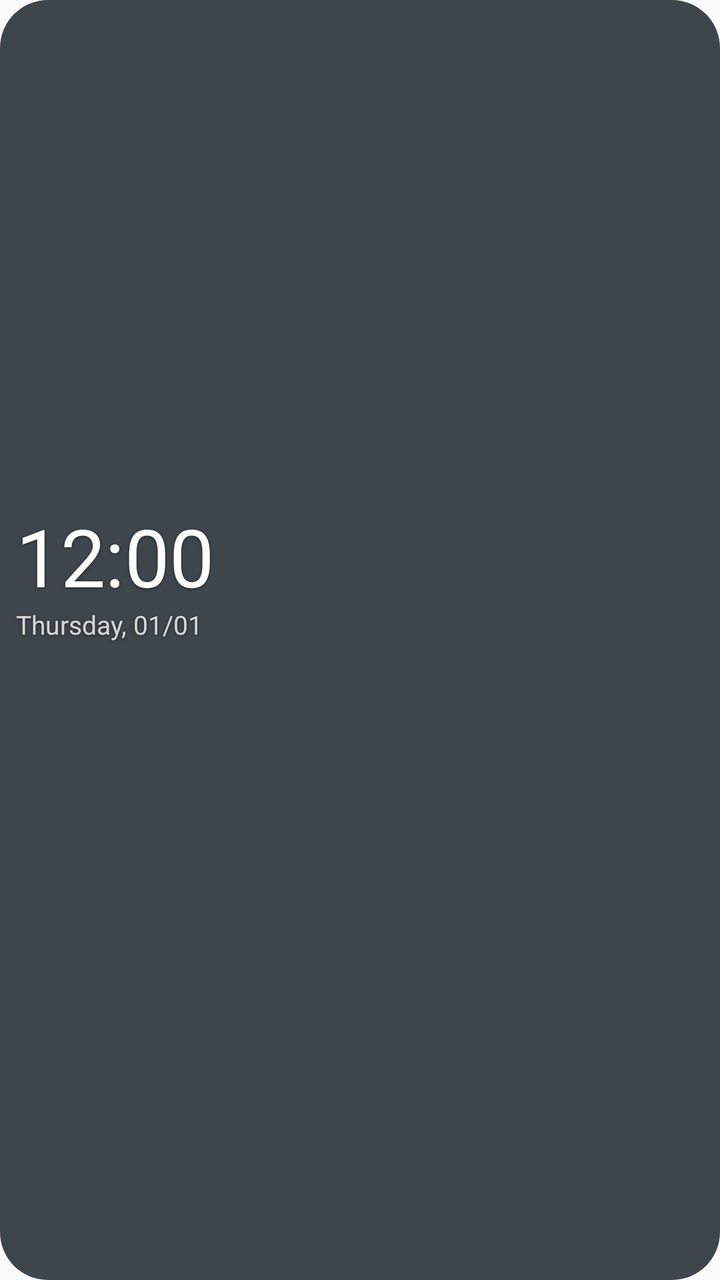
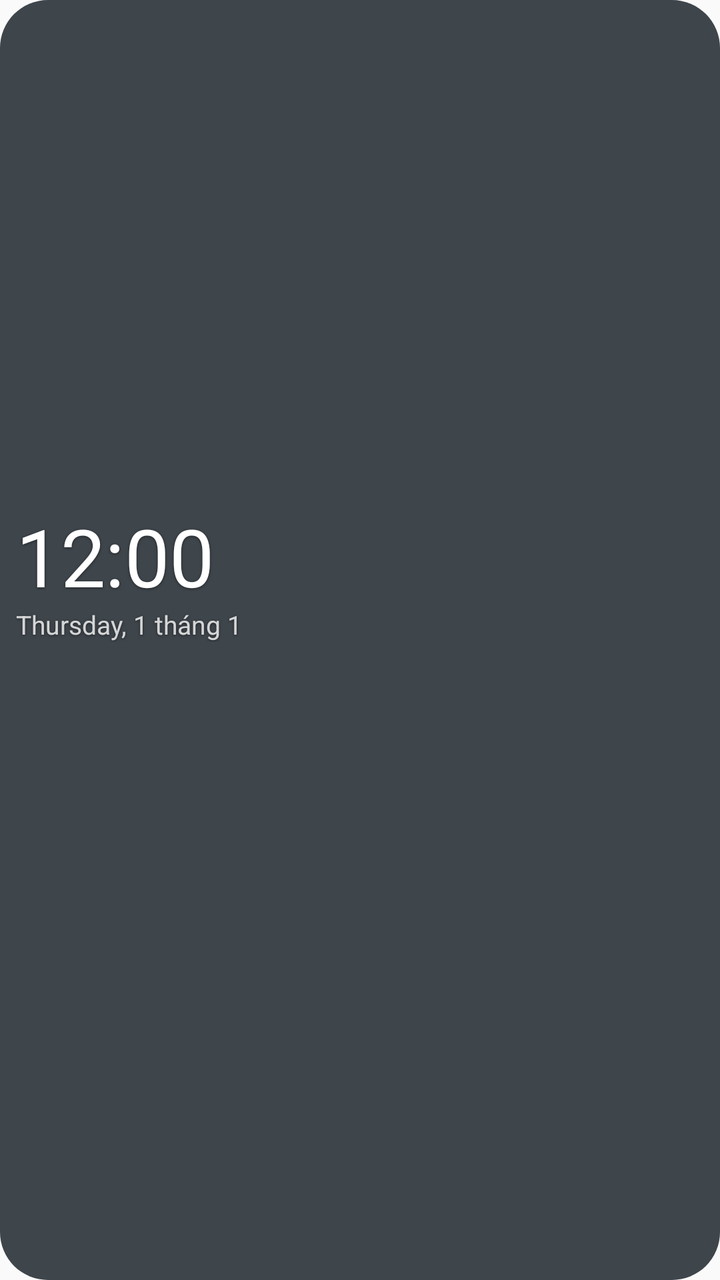

Screens rendered from an Android XML layout before and after an edit, with the pre-edit source and the edit as a unified diff.
<!-- AndroidManifest.xml: application theme Theme.WidgetPremium -->
<!-- res/layout/widget_week.xml -->
<?xml version="1.0" encoding="utf-8"?>
<FrameLayout xmlns:android="http://schemas.android.com/apk/res/android"
    android:id="@+id/week_root"
    android:layout_width="match_parent"
    android:layout_height="match_parent">

    <ImageView
        android:id="@+id/week_bg"
        android:layout_width="match_parent"
        android:layout_height="match_parent"
        android:importantForAccessibility="no"
        android:scaleType="fitXY"
        android:src="@drawable/widget_bg" />

    <LinearLayout
        android:layout_width="match_parent"
        android:layout_height="match_parent"
        android:orientation="vertical"
        android:padding="8dp">

        <LinearLayout
            android:layout_width="match_parent"
            android:layout_height="0dp"
            android:layout_weight="1"
            android:gravity="center_vertical"
            android:orientation="horizontal">

            <LinearLayout
                android:layout_width="0dp"
                android:layout_height="wrap_content"
                android:layout_weight="1"
                android:orientation="vertical">
                <TextClock
                    android:id="@+id/week_time"
                    android:layout_width="wrap_content"
                    android:layout_height="wrap_content"
                    android:format12Hour="h:mm"
                    android:format24Hour="HH:mm"
                    android:includeFontPadding="false"
                    android:shadowColor="#80000000"
        android:shadowDx="0"
        android:shadowDy="1"
        android:shadowRadius="3"
        android:textColor="#FFFFFFFF"
                    android:textSize="40sp" />
                <TextClock
                    android:id="@+id/week_date"
                    android:layout_width="wrap_content"
                    android:layout_height="wrap_content"
                    android:format12Hour="EEEE, dd/MM"
                    android:format24Hour="EEEE, dd/MM"
                    android:maxLines="1"
                    android:shadowColor="#80000000"
        android:shadowDx="0"
        android:shadowDy="1"
        android:shadowRadius="3"
        android:textColor="#CCFFFFFF"
                    android:textSize="13sp" />
                <TextView
                    android:id="@+id/week_lunar"
                    android:layout_width="wrap_content"
                    android:layout_height="wrap_content"
                    android:maxLines="1"
                    android:shadowColor="#80000000"
        android:shadowDx="0"
        android:shadowDy="1"
        android:shadowRadius="3"
        android:textColor="#B3FFFFFF"
                    android:textSize="12sp" />
            </LinearLayout>

            <LinearLayout
                android:layout_width="wrap_content"
                android:layout_height="wrap_content"
                android:gravity="end"
                android:orientation="vertical">
                <TextView
                    android:id="@+id/week_temp"
                    android:layout_width="wrap_content"
                    android:layout_height="wrap_content"
                    android:includeFontPadding="false"
                    android:shadowColor="#80000000"
        android:shadowDx="0"
        android:shadowDy="1"
        android:shadowRadius="3"
        android:textColor="#FFFFFFFF"
                    android:textSize="32sp" />
                <TextView
                    android:id="@+id/week_cond"
                    android:layout_width="wrap_content"
                    android:layout_height="wrap_content"
                    android:maxLines="1"
                    android:shadowColor="#80000000"
        android:shadowDx="0"
        android:shadowDy="1"
        android:shadowRadius="3"
        android:textColor="#CCFFFFFF"
                    android:textSize="13sp" />
                <TextView
                    android:id="@+id/week_range"
                    android:layout_width="wrap_content"
                    android:layout_height="wrap_content"
                    android:maxLines="1"
                    android:shadowColor="#80000000"
        android:shadowDx="0"
        android:shadowDy="1"
        android:shadowRadius="3"
        android:textColor="#B3FFFFFF"
                    android:textSize="12sp" />
            </LinearLayout>
        </LinearLayout>

        <LinearLayout
            android:layout_width="match_parent"
            android:layout_height="46dp"
            android:orientation="horizontal">
        <LinearLayout
            android:id="@+id/wk_cell0"
            android:layout_width="0dp"
            android:layout_height="match_parent"
            android:layout_weight="1"
            android:gravity="center"
            android:orientation="vertical">
            <TextView android:id="@+id/wk_name0" android:layout_width="wrap_content" android:layout_height="wrap_content"
                android:includeFontPadding="false" android:shadowColor="#80000000"
        android:shadowDx="0"
        android:shadowDy="1"
        android:shadowRadius="3"
        android:textColor="#CCFFFFFF" android:textSize="11sp" />
            <TextView android:id="@+id/wk_day0" android:layout_width="wrap_content" android:layout_height="wrap_content"
                android:includeFontPadding="false" android:shadowColor="#80000000"
        android:shadowDx="0"
        android:shadowDy="1"
        android:shadowRadius="3"
        android:textColor="#FFFFFFFF" android:textSize="16sp" android:textStyle="bold" />
            <TextView android:id="@+id/wk_lunar0" android:layout_width="wrap_content" android:layout_height="wrap_content"
                android:includeFontPadding="false" android:shadowColor="#80000000"
        android:shadowDx="0"
        android:shadowDy="1"
        android:shadowRadius="3"
        android:textColor="#B3FFFFFF" android:textSize="10sp" />
        </LinearLayout>
        <LinearLayout
            android:id="@+id/wk_cell1"
            android:layout_width="0dp"
            android:layout_height="match_parent"
            android:layout_weight="1"
            android:gravity="center"
            android:orientation="vertical">
            <TextView android:id="@+id/wk_name1" android:layout_width="wrap_content" android:layout_height="wrap_content"
                android:includeFontPadding="false" android:shadowColor="#80000000"
        android:shadowDx="0"
        android:shadowDy="1"
        android:shadowRadius="3"
        android:textColor="#CCFFFFFF" android:textSize="11sp" />
            <TextView android:id="@+id/wk_day1" android:layout_width="wrap_content" android:layout_height="wrap_content"
                android:includeFontPadding="false" android:shadowColor="#80000000"
        android:shadowDx="0"
        android:shadowDy="1"
        android:shadowRadius="3"
        android:textColor="#FFFFFFFF" android:textSize="16sp" android:textStyle="bold" />
            <TextView android:id="@+id/wk_lunar1" android:layout_width="wrap_content" android:layout_height="wrap_content"
                android:includeFontPadding="false" android:shadowColor="#80000000"
        android:shadowDx="0"
        android:shadowDy="1"
        android:shadowRadius="3"
        android:textColor="#B3FFFFFF" android:textSize="10sp" />
        </LinearLayout>
        <LinearLayout
            android:id="@+id/wk_cell2"
            android:layout_width="0dp"
            android:layout_height="match_parent"
            android:layout_weight="1"
            android:gravity="center"
            android:orientation="vertical">
            <TextView android:id="@+id/wk_name2" android:layout_width="wrap_content" android:layout_height="wrap_content"
                android:includeFontPadding="false" android:shadowColor="#80000000"
        android:shadowDx="0"
        android:shadowDy="1"
        android:shadowRadius="3"
        android:textColor="#CCFFFFFF" android:textSize="11sp" />
            <TextView android:id="@+id/wk_day2" android:layout_width="wrap_content" android:layout_height="wrap_content"
                android:includeFontPadding="false" android:shadowColor="#80000000"
        android:shadowDx="0"
        android:shadowDy="1"
        android:shadowRadius="3"
        android:textColor="#FFFFFFFF" android:textSize="16sp" android:textStyle="bold" />
            <TextView android:id="@+id/wk_lunar2" android:layout_width="wrap_content" android:layout_height="wrap_content"
                android:includeFontPadding="false" android:shadowColor="#80000000"
        android:shadowDx="0"
        android:shadowDy="1"
        android:shadowRadius="3"
        android:textColor="#B3FFFFFF" android:textSize="10sp" />
        </LinearLayout>
        <LinearLayout
            android:id="@+id/wk_cell3"
            android:layout_width="0dp"
            android:layout_height="match_parent"
            android:layout_weight="1"
            android:gravity="center"
            android:orientation="vertical">
            <TextView android:id="@+id/wk_name3" android:layout_width="wrap_content" android:layout_height="wrap_content"
                android:includeFontPadding="false" android:shadowColor="#80000000"
        android:shadowDx="0"
        android:shadowDy="1"
        android:shadowRadius="3"
        android:textColor="#CCFFFFFF" android:textSize="11sp" />
            <TextView android:id="@+id/wk_day3" android:layout_width="wrap_content" android:layout_height="wrap_content"
                android:includeFontPadding="false" android:shadowColor="#80000000"
        android:shadowDx="0"
        android:shadowDy="1"
        android:shadowRadius="3"
        android:textColor="#FFFFFFFF" android:textSize="16sp" android:textStyle="bold" />
            <TextView android:id="@+id/wk_lunar3" android:layout_width="wrap_content" android:layout_height="wrap_content"
                android:includeFontPadding="false" android:shadowColor="#80000000"
        android:shadowDx="0"
        android:shadowDy="1"
        android:shadowRadius="3"
        android:textColor="#B3FFFFFF" android:textSize="10sp" />
        </LinearLayout>
        <LinearLayout
            android:id="@+id/wk_cell4"
            android:layout_width="0dp"
            android:layout_height="match_parent"
            android:layout_weight="1"
            android:gravity="center"
            android:orientation="vertical">
            <TextView android:id="@+id/wk_name4" android:layout_width="wrap_content" android:layout_height="wrap_content"
                android:includeFontPadding="false" android:shadowColor="#80000000"
        android:shadowDx="0"
        android:shadowDy="1"
        android:shadowRadius="3"
        android:textColor="#CCFFFFFF" android:textSize="11sp" />
            <TextView android:id="@+id/wk_day4" android:layout_width="wrap_content" android:layout_height="wrap_content"
                android:includeFontPadding="false" android:shadowColor="#80000000"
        android:shadowDx="0"
        android:shadowDy="1"
        android:shadowRadius="3"
        android:textColor="#FFFFFFFF" android:textSize="16sp" android:textStyle="bold" />
            <TextView android:id="@+id/wk_lunar4" android:layout_width="wrap_content" android:layout_height="wrap_content"
                android:includeFontPadding="false" android:shadowColor="#80000000"
        android:shadowDx="0"
        android:shadowDy="1"
        android:shadowRadius="3"
        android:textColor="#B3FFFFFF" android:textSize="10sp" />
        </LinearLayout>
        <LinearLayout
            android:id="@+id/wk_cell5"
            android:layout_width="0dp"
            android:layout_height="match_parent"
            android:layout_weight="1"
            android:gravity="center"
            android:orientation="vertical">
            <TextView android:id="@+id/wk_name5" android:layout_width="wrap_content" android:layout_height="wrap_content"
                android:includeFontPadding="false" android:shadowColor="#80000000"
        android:shadowDx="0"
        android:shadowDy="1"
        android:shadowRadius="3"
        android:textColor="#CCFFFFFF" android:textSize="11sp" />
            <TextView android:id="@+id/wk_day5" android:layout_width="wrap_content" android:layout_height="wrap_content"
                android:includeFontPadding="false" android:shadowColor="#80000000"
        android:shadowDx="0"
        android:shadowDy="1"
        android:shadowRadius="3"
        android:textColor="#FFFFFFFF" android:textSize="16sp" android:textStyle="bold" />
            <TextView android:id="@+id/wk_lunar5" android:layout_width="wrap_content" android:layout_height="wrap_content"
                android:includeFontPadding="false" android:shadowColor="#80000000"
        android:shadowDx="0"
        android:shadowDy="1"
        android:shadowRadius="3"
        android:textColor="#B3FFFFFF" android:textSize="10sp" />
        </LinearLayout>
        <LinearLayout
            android:id="@+id/wk_cell6"
            android:layout_width="0dp"
            android:layout_height="match_parent"
            android:layout_weight="1"
            android:gravity="center"
            android:orientation="vertical">
            <TextView android:id="@+id/wk_name6" android:layout_width="wrap_content" android:layout_height="wrap_content"
                android:includeFontPadding="false" android:shadowColor="#80000000"
        android:shadowDx="0"
        android:shadowDy="1"
        android:shadowRadius="3"
        android:textColor="#CCFFFFFF" android:textSize="11sp" />
            <TextView android:id="@+id/wk_day6" android:layout_width="wrap_content" android:layout_height="wrap_content"
                android:includeFontPadding="false" android:shadowColor="#80000000"
        android:shadowDx="0"
        android:shadowDy="1"
        android:shadowRadius="3"
        android:textColor="#FFFFFFFF" android:textSize="16sp" android:textStyle="bold" />
            <TextView android:id="@+id/wk_lunar6" android:layout_width="wrap_content" android:layout_height="wrap_content"
                android:includeFontPadding="false" android:shadowColor="#80000000"
        android:shadowDx="0"
        android:shadowDy="1"
        android:shadowRadius="3"
        android:textColor="#B3FFFFFF" android:textSize="10sp" />
        </LinearLayout>
        </LinearLayout>
    </LinearLayout>
</FrameLayout>
<!-- resources referenced by this layout -->
<resources>
  <!-- drawable widget_bg (drawable) -->
  <?xml version="1.0" encoding="utf-8"?>
  <shape xmlns:android="http://schemas.android.com/apk/res/android" android:shape="rectangle">
      <solid android:color="#CC101820" />
      <corners android:radius="24dp" />
  </shape>
  <style name="Theme.WidgetPremium" parent="android:Theme.Material.Light.NoActionBar" />
</resources>

<!-- the commit's change to res/layout/widget_week.xml (unified diff, before → after) -->
@@ -47,8 +47,8 @@
                     android:id="@+id/week_date"
                     android:layout_width="wrap_content"
                     android:layout_height="wrap_content"
-                    android:format12Hour="EEEE, dd/MM"
-                    android:format24Hour="EEEE, dd/MM"
+                    android:format12Hour="@string/week_date_format"
+                    android:format24Hour="@string/week_date_format"
                     android:maxLines="1"
                     android:shadowColor="#80000000"
         android:shadowDx="0"
<!-- resource entries referenced after the edit -->
@@ -6,6 +6,7 @@
       <solid android:color="#CC101820" />
       <corners android:radius="24dp" />
   </shape>
+  <string name="week_date_format">EEEE, d \'tháng\' M</string>
   <style name="Theme.WidgetPremium" parent="android:Theme.Material.Light.NoActionBar" />
 </resources>
 
